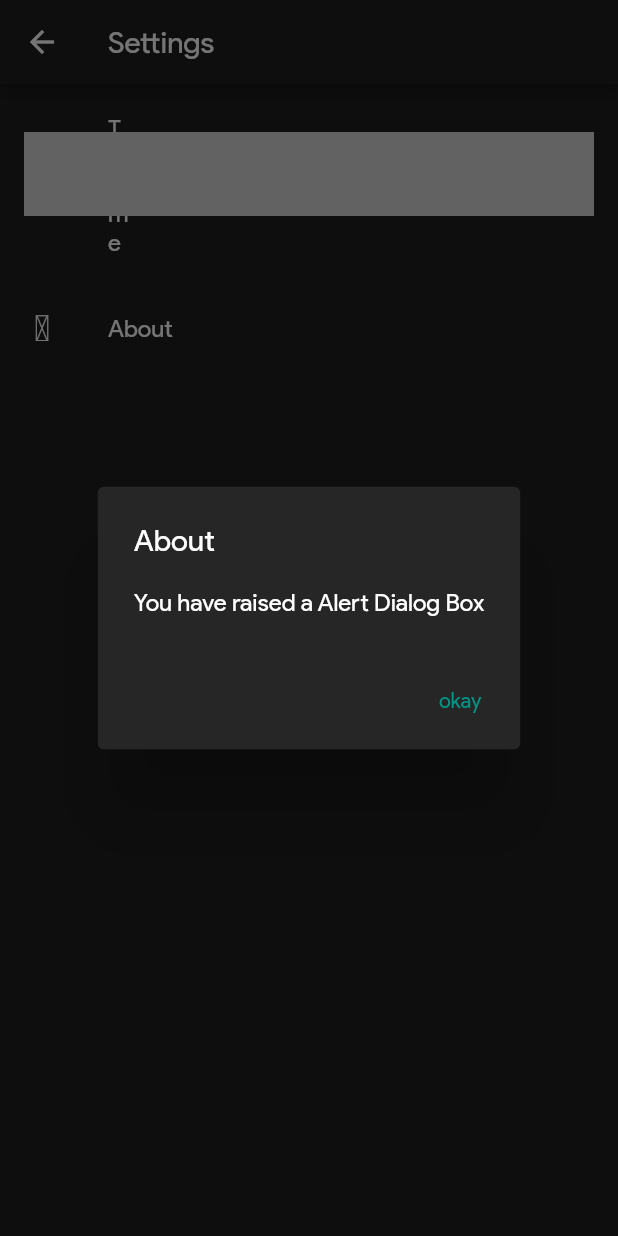
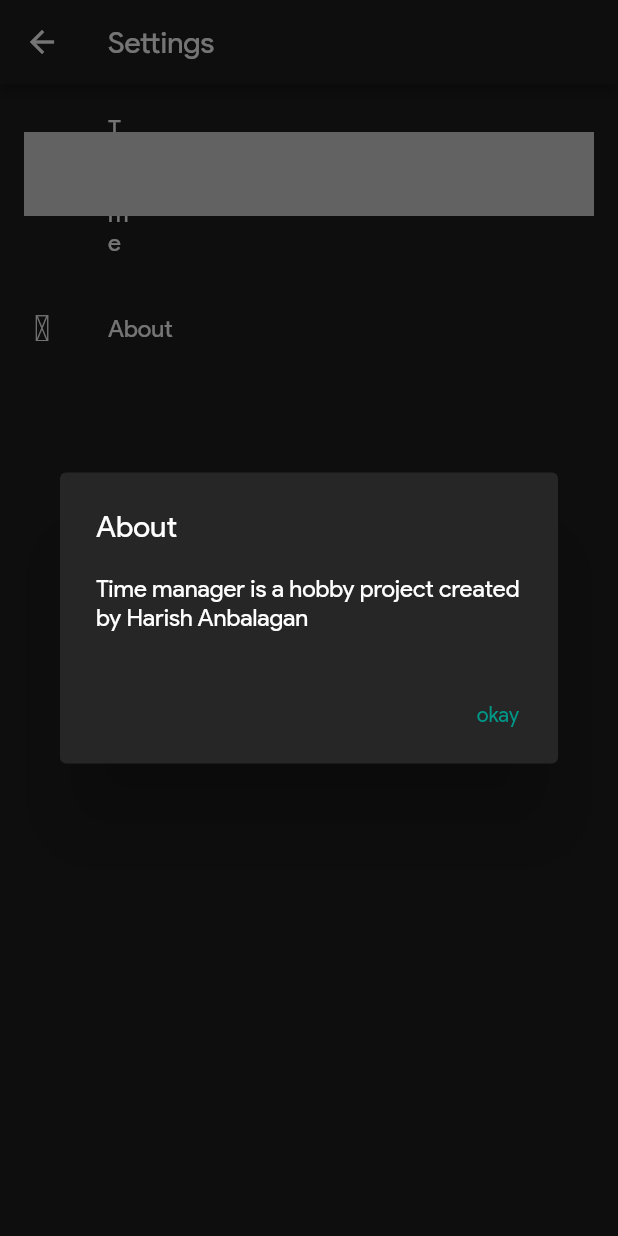
Before and after one commit to Harishwarrior/time_manager, a Flutter app: the SettingsPage screen opened directly, after a tap on "About", on a phone screen of 412 x 824 dp. Run offline on Flutter 3.47's test engine with Material 2 defaults, Android fonts, the phone set to English and light mode, and no system bars; our stand-ins replace bloc, equatable, eva_icons_flutter, hive, hive_flutter, percent_indicator and 1 more; missing offline and left inert: day_night_switcher; accounts and stored records are empty.

Commit message:
updated about in settings

```diff
--- a/lib/screens/settings_view.dart
+++ b/lib/screens/settings_view.dart
@@ -48,7 +48,7 @@ class _SettingsPageState extends State<SettingsPage> {
                 builder: (ctx) => AlertDialog(
                   backgroundColor: Theme.of(context).backgroundColor,
                   title: Text('About'),
-                  content: Text('You have raised a Alert Dialog Box'),
+                  content: Text('Time manager is a hobby project created by Harish Anbalagan'),
                   actions: <Widget>[
                     TextButton(
                       onPressed: () {
```
